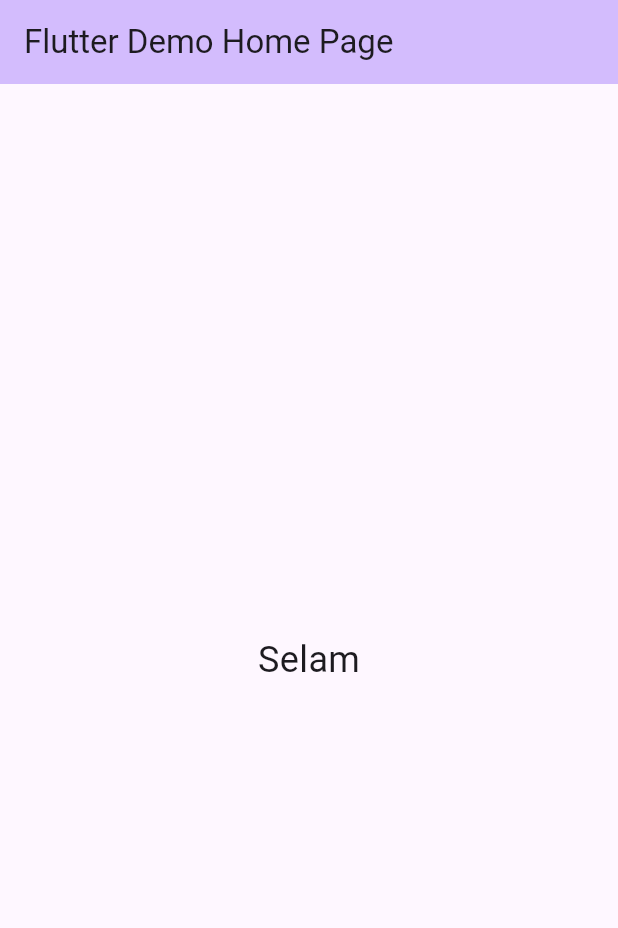
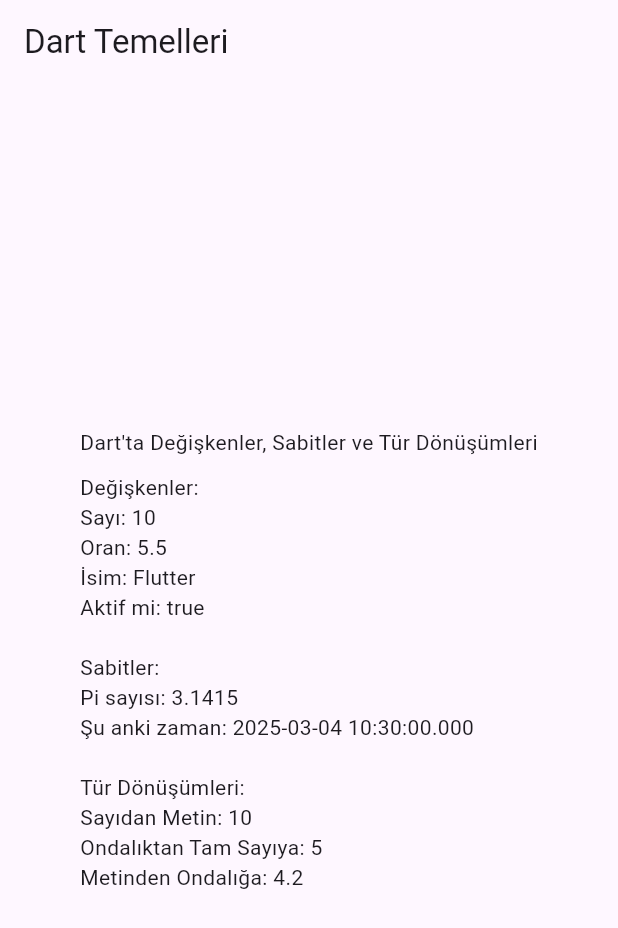
Before and after one commit to mustafayigitak/dart_flutter_lessons, a Flutter app: the screen it shows after launch, on a phone screen of 412 x 824 dp. Shown: the top 928 px of the screen. Run offline on Flutter 3.47's test engine with Material 3 defaults, Android fonts, the phone set to English and light mode, and no system bars.

Commit message:
Değişkenler, sabitler ve tür dönüşümleri eklendi.

```diff
--- a/lib/main.dart
+++ b/lib/main.dart
@@ -1,51 +1,140 @@
-import 'package:flutter/material.dart';
+import 'package:flutter/material.dart'; // Flutter kütüphanesini projeye dahil eder
 
+// Uygulamayı başlatan ana fonksiyon
 void main() {
-  runApp(const MyApp());
+  runApp(const MyApp()); // MyApp sınıfını çalıştırır ve ekranda gösterir
 }
 
+// Flutter uygulamasının ana sınıfı
 class MyApp extends StatelessWidget {
-  const MyApp({super.key});
+  const MyApp({super.key}); // 'const' anahtar kelimesi, bu widget'in değişmez olduğunu belirtir. Performansı artırır.
+  // const kullanıldığında bu widget hafızada saklanır ve tekrar tekrar oluşturulmaz, böylece daha verimli çalışır.
 
   @override
   Widget build(BuildContext context) {
     return MaterialApp(
-      title: 'Flutter Demo',
-      theme: ThemeData(
-        colorScheme: ColorScheme.fromSeed(seedColor: Colors.deepPurple),
+      debugShowCheckedModeBanner: false, // Sağ üstteki debug yazısını kaldırır
+      home: Scaffold(
+        appBar: AppBar(title: const Text("Dart Temelleri")), // Üst kısımda başlık gösterir
+        body: const VariableExamples(), // Sayfanın içeriğini gösterecek olan sınıf
       ),
-      home: const MyHomePage(title: 'Flutter Demo Home Page'),
     );
   }
 }
 
-class MyHomePage extends StatefulWidget {
-  const MyHomePage({super.key, required this.title});
-  final String title;
+// Değişkenler, sabitler ve tür dönüşümleri anlatılıyor
+class VariableExamples extends StatelessWidget {
+  const VariableExamples({super.key});
 
   @override
-  State<MyHomePage> createState() => _MyHomePageState();
-}
-
-class _MyHomePageState extends State<MyHomePage> {
-  @override
   Widget build(BuildContext context) {
-    return Scaffold(
-      appBar: AppBar(
-        backgroundColor: Theme.of(context).colorScheme.inversePrimary,
-        title: Text(widget.title),
-      ),
-      body: Center(
+    return Center(
+      child: Padding(
+        padding: const EdgeInsets.all(16.0), // Kenarlardan 16 birim boşluk bırakır
         child: Column(
-          mainAxisAlignment: MainAxisAlignment.center,
-          children: <Widget>[
-            const Text(
-              'Selam', // Ekrana "Selam" yazdırıyoruz
-              style: TextStyle(fontSize: 24), // Yazı boyutunu ayarlayabilirsiniz
-            ),
+          mainAxisAlignment: MainAxisAlignment.center, // Elemanları dikeyde ortalar
+          crossAxisAlignment: CrossAxisAlignment.start, // Elemanları yatayda sola hizalar
+          children: [
+            const Text("Dart'ta Değişkenler, Sabitler ve Tür Dönüşümleri"),
+            const SizedBox(height: 10),
+            _variableSection(),
+            const SizedBox(height: 20),
+            _constantSection(),
+            const SizedBox(height: 20),
+            _typeConversionSection(),
           ],
         ),
       ),
     );
   }
+
+  // Değişkenler Bölümü
+  Widget _variableSection() {
+    int sayi = 10; // Tam sayı saklayan bir değişken
+    double oran = 5.5; // Ondalık sayı saklayan bir değişken
+    String isim = "Flutter"; // Metin (string) saklayan bir değişken
+    bool aktifMi = true; // Doğru (true) veya yanlış (false) değer saklayan değişken
+
+    return Column(
+      crossAxisAlignment: CrossAxisAlignment.start,
+      children: [
+        const Text("Değişkenler:"),
+        Text("Sayı: $sayi"),
+        Text("Oran: $oran"),
+        Text("İsim: $isim"),
+        Text("Aktif mi: $aktifMi"),
+      ],
+    );
+  }
+
+  // Sabitler Bölümü
+  Widget _constantSection() {
+    const double pi = 3.1415; // Matematikte kullanılan sabit bir değer, derleme zamanında belirlenir.
+    final DateTime zaman = DateTime.now(); // Çalışma zamanında bir kez atanır ve değiştirilemez.
+
+    return Column(
+      crossAxisAlignment: CrossAxisAlignment.start,
+      children: [
+        const Text("Sabitler:"),
+        Text("Pi sayısı: $pi"),
+        Text("Şu anki zaman: $zaman"),
+      ],
+    );
+  }
+
+  // Tür Dönüşümleri Bölümü
+  Widget _typeConversionSection() {
+    int sayi = 10;
+    double oran = 5.5;
+    String sayiMetin = sayi.toString(); // Tam sayıyı metne çevirir
+    int oranTamSayi = oran.toInt(); // Ondalık sayıyı tam sayıya çevirir (virgülden sonrasını atar)
+    double metinOran = double.parse("4.2"); // Metni (string) ondalık sayıya çevirir
+
+    return Column(
+      crossAxisAlignment: CrossAxisAlignment.start,
+      children: [
+        const Text("Tür Dönüşümleri:"),
+        Text("Sayıdan Metin: $sayiMetin"),
+        Text("Ondalıktan Tam Sayıya: $oranTamSayi"),
+        Text("Metinden Ondalığa: $metinOran"),
+      ],
+    );
+  }
 }
+
+// --- Flutter Temel Bileşenler ---
+
+// `child` Nedir?
+// child, bir widget'in içine başka bir widget koymak için kullanılır.
+// Örnek:
+// Container(
+//   child: Text("Merhaba Dünya"), // Container içine bir yazı ekler
+// )
+
+// `Padding` Nedir?
+// Padding, içeriğin etrafında boşluk bırakmak için kullanılır.
+// Örnek:
+// Padding(
+//   padding: EdgeInsets.all(8.0), // Tüm kenarlardan 8 birim boşluk ekler
+//   child: Text("Boşluklu metin"),
+// )
+
+// `const` ve `final` Arasındaki Farklar
+// const: Derleme zamanında belirlenen ve asla değiştirilemeyen sabitlerdir.
+// Örnek:
+// const double pi = 3.1415;
+// Bu değer, program çalışmadan önce belirlenmiştir ve değiştirilemez.
+
+// final: Çalışma zamanında bir kez atanabilir ancak sonradan değiştirilemez.
+// Örnek:
+// final DateTime zaman = DateTime.now();
+// Bu değer, program çalışırken belirlenir ancak daha sonra değiştirilemez.
+
+// `EdgeInsets.all()` Nedir?
+// Widget'in etrafına boşluk (padding) eklemek için kullanılan bir yardımcı sınıftır.
+// .all() tüm kenarlara eşit miktarda boşluk ekler.
+// Örnek:
+// Padding(
+//   padding: EdgeInsets.all(16.0), // Her kenardan 16 birim boşluk ekler
+//   child: Text("Kenarlardan boşluk bırakılmış metin"),
+// )
```
